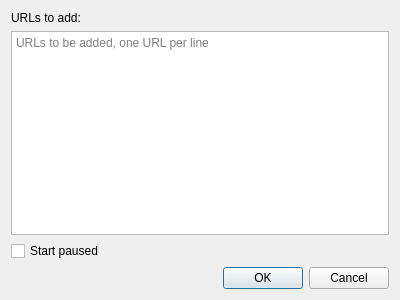
Above: src/hydownloader-systray/addurlsdialog.ui from thatfuckingbird/hydownloader-systray before the change. Below: the same form after it.
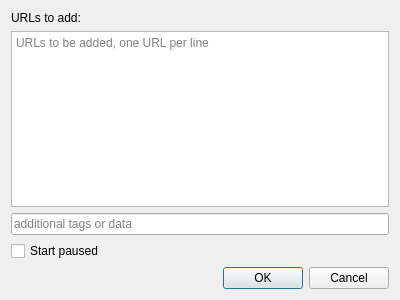
That is the form after the change.

Commit message: add text field for additional tags or data

The edit to the form file:
```diff
--- a/src/hydownloader-systray/addurlsdialog.ui
+++ b/src/hydownloader-systray/addurlsdialog.ui
@@ -31,6 +31,13 @@
      </property>
     </widget>
    </item>
+   <item>
+    <widget class="QLineEdit" name="additionalDataLineEdit">
+     <property name="placeholderText">
+      <string>additional tags or data</string>
+     </property>
+    </widget>
+   </item>
    <item>
     <widget class="QCheckBox" name="startPausedCheckBox">
      <property name="text">
```
The commit also changes 3 other files.
